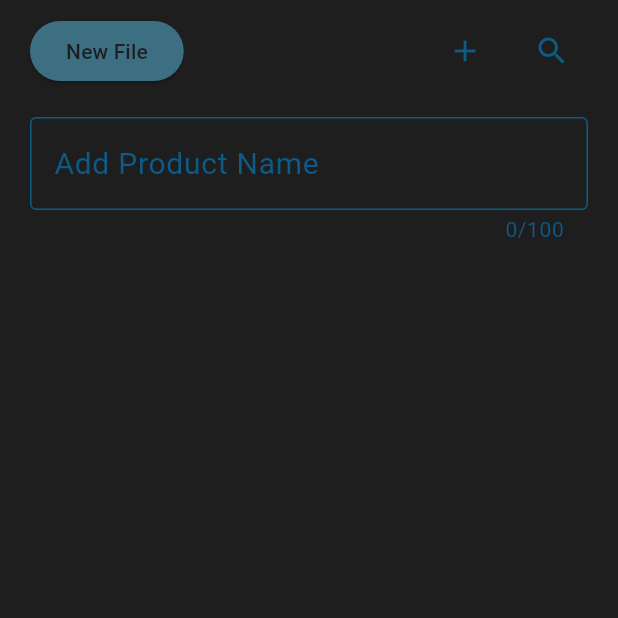
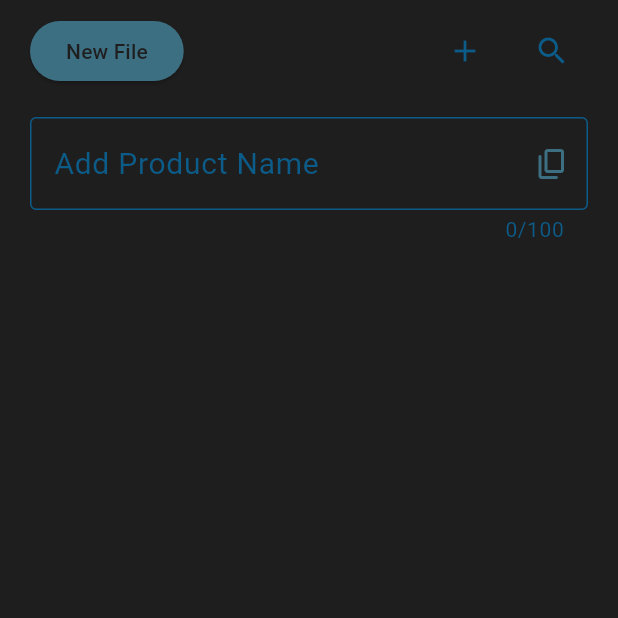
Before and after one commit to Seyfab/meta_tube, a Flutter app: the screen it shows after launch, on a phone screen of 412 x 824 dp, the top half of it. Run offline on Flutter 3.47's test engine with Material 3 defaults, Android fonts, the phone set to English and light mode, and no system bars.

Commit message:
text field modification

```diff
--- a/lib/widgets/custom_textfield.dart
+++ b/lib/widgets/custom_textfield.dart
@@ -35,6 +35,7 @@ class _CustomTextfieldState extends State<CustomTextfield> {
       decoration: InputDecoration(
         hintStyle: AppTheme.hintText,
         hintText: widget.hintText,
+        suffixIcon: _copyButton(context),
         focusedBorder: OutlineInputBorder(
           borderSide: BorderSide(color: AppTheme.accent),
         ),
@@ -47,4 +48,13 @@ class _CustomTextfieldState extends State<CustomTextfield> {
       ),
     );
   }
+
+  IconButton _copyButton(BuildContext context) {
+    return IconButton(
+      onPressed: () {},
+      color: AppTheme.accent,
+      splashRadius: 20,
+      splashColor: AppTheme.light, // fix this later ###############################################################################################
+      icon: const Icon(Icons.content_copy_rounded));
+  }
 }
```
